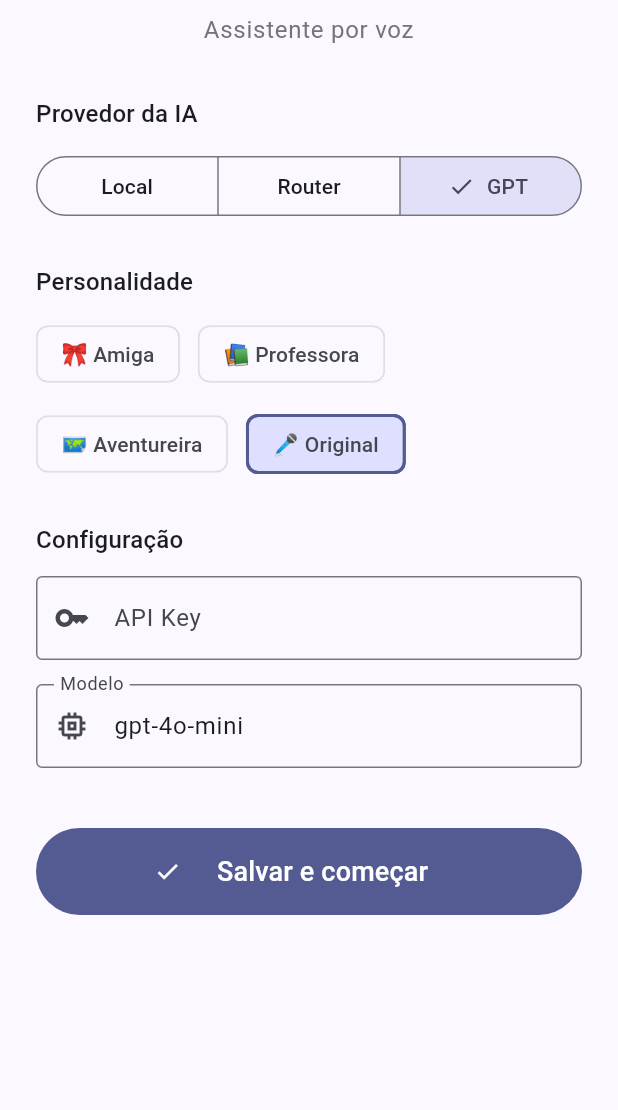
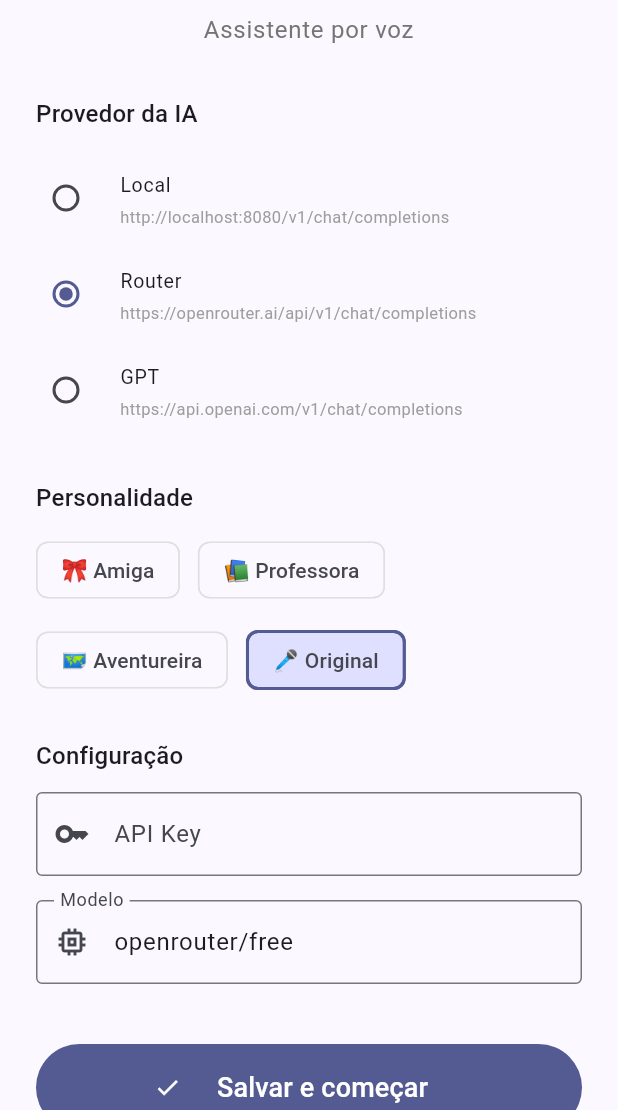
Before and after one commit to taboia872/Severina, a Flutter app: the screen it shows after launch, on a phone screen of 412 x 824 dp, the part 126-1236 px from its top. Run offline on Flutter 3.47's test engine with Material 3 defaults, Android fonts, the phone set to English and light mode, and no system bars; our stand-ins replace audioplayers, shared_preferences, speech_to_text.

Commit message:
fix: PTT congelava na escuta + overflow toggle + default OpenRouter
- Listener sem guard externo: onPointerUp sempre dispara (bug era _micEnabled=false durante listening)
- AbsorbPointer bloqueia toques durante thinking/speaking
- Delay 300ms apos stopListening para ultimo callback chegar
- mounted check em todos setState
- SegmentedButton → RadioListTile (sem overflow)
- Provider default: openaiCompat → openrouter
- Model default: gpt-4o-mini → openrouter/free

```diff
--- a/lib/data/app_settings.dart
+++ b/lib/data/app_settings.dart
@@ -116,10 +116,10 @@ class AppSettings {
   ];
 
   // --- estado em memória ---
-  AiProvider provider = AiProvider.openaiCompat;
+  AiProvider provider = AiProvider.openrouter;
   String apiKey = '';
-  String model = 'gpt-4o-mini';
-  String endpoint = 'https://api.openai.com/v1/chat/completions';
+  String model = 'openrouter/free';
+  String endpoint = 'https://openrouter.ai/api/v1/chat/completions';
   String presetId = 'original';
   String systemPrompt = '';
   String assistantName = 'Severina';
@@ -184,7 +184,7 @@ class AppSettings {
     switch (s) {
       case 'openrouter': return AiProvider.openrouter;
       case 'local': return AiProvider.local;
-      default: return AiProvider.openaiCompat;
+      default: return AiProvider.openrouter;
     }
   }
 
@@ -197,7 +197,7 @@ class AppSettings {
     final prefs = await SharedPreferences.getInstance();
     provider = _parseProvider(prefs.getString(_keyProvider));
     apiKey = prefs.getString(_keyApiKey) ?? '';
-    model = prefs.getString(_keyModel) ?? 'gpt-4o-mini';
+    model = prefs.getString(_keyModel) ?? 'openrouter/free';
     endpoint = prefs.getString(_keyEndpoint) ??
         providerConfigFor(provider).endpoint;
     presetId = prefs.getString(_keyPreset) ?? 'original';
--- a/lib/screens/setup_screen.dart
+++ b/lib/screens/setup_screen.dart
@@ -10,7 +10,7 @@ class SetupScreen extends StatefulWidget {
 class _SetupScreenState extends State<SetupScreen> {
   final _apiKeyCtrl = TextEditingController();
   final _modelCtrl = TextEditingController();
-  AiProvider _provider = AiProvider.openaiCompat;
+  AiProvider _provider = AiProvider.openrouter;
   String _selectedPreset = 'original';
   bool _loading = false;
 
@@ -87,15 +87,18 @@ class _SetupScreenState extends State<SetupScreen> {
               Text('Provedor da IA',
                   style: Theme.of(context).textTheme.titleMedium),
               const SizedBox(height: 12),
-              SegmentedButton<AiProvider>(
-                segments: AppSettings.providers.map((pc) {
-                  return ButtonSegment(
+              Column(
+                children: AppSettings.providers.map((pc) {
+                  return RadioListTile<AiProvider>(
                     value: pc.provider,
-                    label: Text(pc.label),
+                    groupValue: _provider,
+                    title: Text(pc.label),
+                    subtitle: Text(pc.endpoint, style: const TextStyle(fontSize: 11, color: Colors.grey)),
+                    onChanged: (v) => _switchProvider(v!),
+                    dense: true,
+                    contentPadding: EdgeInsets.zero,
                   );
                 }).toList(),
-                selected: {_provider},
-                onSelectionChanged: (set) => _switchProvider(set.first),
               ),
               const SizedBox(height: 28),
 
```
Also changed, not shown: lib/screens/chat_screen.dart (+18 -8 lines), lib/screens/settings_screen.dart (+9 -6 lines).
